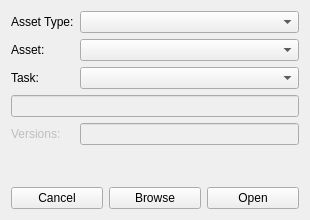
masonSmigel/sas_pipeline, file scripts/sas_pipe/maya/ui/open_asset.ui: the form before one commit.
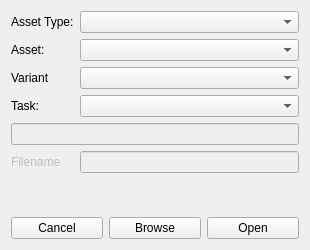
The form after the commit.

```diff
--- a/scripts/sas_pipe/maya/ui/open_asset.ui
+++ b/scripts/sas_pipe/maya/ui/open_asset.ui
@@ -10,7 +10,7 @@
                 <x>0</x>
                 <y>0</y>
                 <width>310</width>
-                <height>220</height>
+    <height>250</height>
             </rect>
         </property>
         <property name="windowTitle">
@@ -42,40 +42,50 @@
                     <item row="1" column="1">
                         <widget class="QComboBox" name="asset_cb"/>
                     </item>
-                    <item row="2" column="0">
+     <item row="3" column="0">
                         <widget class="QLabel" name="label">
                             <property name="text">
                                 <string>Task:</string>
                             </property>
                         </widget>
                     </item>
-                    <item row="2" column="1">
+     <item row="3" column="1">
                         <widget class="QComboBox" name="task_cb"/>
                     </item>
-                    <item row="4" column="1">
-                        <widget class="QLineEdit" name="versions_le">
+     <item row="6" column="1">
+      <widget class="QLineEdit" name="filename_le">
                             <property name="enabled">
                                 <bool>false</bool>
                             </property>
                         </widget>
                     </item>
-                    <item row="4" column="0">
+     <item row="6" column="0">
                         <widget class="QLabel" name="versions_label">
                             <property name="enabled">
                                 <bool>false</bool>
                             </property>
                             <property name="text">
-                                <string>Versions:</string>
+        <string>Filename</string>
                             </property>
                         </widget>
                     </item>
-                    <item row="3" column="0" colspan="2">
+     <item row="5" column="0" colspan="2">
                         <widget class="QLineEdit" name="path_le">
                             <property name="enabled">
                                 <bool>false</bool>
                             </property>
                         </widget>
                     </item>
+     <item row="2" column="0">
+      <widget class="QLabel" name="variant_label">
+       <property name="text">
+        <string>Variant</string>
+       </property>
+      </widget>
+     </item>
+     <item row="2" column="1">
+      <widget class="QComboBox" name="variant_cb"/>
+     </item>
                 </layout>
             </item>
             <item>
```
Lines whose indentation alone changed are shown as unchanged.
